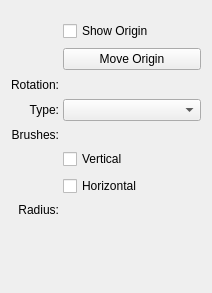
Old version of the form plugins/tools/basictools/wdgmultihandtool.ui in the repository KDE/krita.
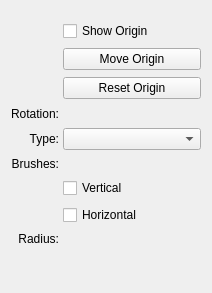
New version of the form. Custom widgets are drawn as their Qt base class.

Commit message:
Reset axes of multibrush tool
FEATURE: Adds a button to reset axes of multibrush tool to center of image

Reviewers: #krita_next_features, dkazakov
Reviewed By: #krita_next_features, dkazakov
Subscribers: dkazakov, woltherav
Tags: #krita

BUG:374532

What changed in the file:
```diff
--- a/plugins/tools/basictools/wdgmultihandtool.ui
+++ b/plugins/tools/basictools/wdgmultihandtool.ui
@@ -29,43 +29,13 @@
      <property name="verticalSpacing">
       <number>7</number>
      </property>
-     <item row="5" column="0">
-      <widget class="QLabel" name="axisTypeLabel">
-       <property name="text">
-        <string>Type:</string>
-       </property>
-       <property name="alignment">
-        <set>Qt::AlignRight|Qt::AlignTrailing|Qt::AlignVCenter</set>
-       </property>
-      </widget>
+     <item row="11" column="1">
+      <widget class="KisSliderSpinBox" name="translationRadiusSpinbox" native="true"/>
+     </item>
+     <item row="8" column="1">
+      <widget class="KisSliderSpinBox" name="brushCountSpinBox" native="true"/>
      </item>
      <item row="6" column="0">
-      <widget class="QLabel" name="brushesLabel">
-       <property name="text">
-        <string>Brushes:</string>
-       </property>
-       <property name="alignment">
-        <set>Qt::AlignRight|Qt::AlignTrailing|Qt::AlignVCenter</set>
-       </property>
-      </widget>
-     </item>
-     <item row="6" column="1">
-      <widget class="KisSliderSpinBox" name="brushCountSpinBox"/>
-     </item>
-     <item row="9" column="0">
-      <widget class="QLabel" name="radiusLabel">
-       <property name="text">
-        <string>Radius:</string>
-       </property>
-       <property name="alignment">
-        <set>Qt::AlignRight|Qt::AlignTrailing|Qt::AlignVCenter</set>
-       </property>
-      </widget>
-     </item>
-     <item row="9" column="1">
-      <widget class="KisSliderSpinBox" name="translationRadiusSpinbox"/>
-     </item>
-     <item row="4" column="0">
       <widget class="QLabel" name="axisRotationLabel">
        <property name="sizePolicy">
         <sizepolicy hsizetype="Preferred" vsizetype="Preferred">
@@ -81,21 +51,34 @@
        </property>
       </widget>
      </item>
-     <item row="7" column="1">
+     <item row="11" column="0">
+      <widget class="QLabel" name="radiusLabel">
+       <property name="text">
+        <string>Radius:</string>
+       </property>
+       <property name="alignment">
+        <set>Qt::AlignRight|Qt::AlignTrailing|Qt::AlignVCenter</set>
+       </property>
+      </widget>
+     </item>
+     <item row="8" column="0">
+      <widget class="QLabel" name="brushesLabel">
+       <property name="text">
+        <string>Brushes:</string>
+       </property>
+       <property name="alignment">
+        <set>Qt::AlignRight|Qt::AlignTrailing|Qt::AlignVCenter</set>
+       </property>
+      </widget>
+     </item>
+     <item row="9" column="1">
       <widget class="QCheckBox" name="verticalCheckbox">
        <property name="text">
         <string>Vertical</string>
        </property>
       </widget>
      </item>
-     <item row="8" column="1">
-      <widget class="QCheckBox" name="horizontalCheckbox">
-       <property name="text">
-        <string>Horizontal</string>
-       </property>
-      </widget>
-     </item>
-     <item row="3" column="1">
+     <item row="4" column="1">
       <widget class="QPushButton" name="moveOriginButton">
        <property name="enabled">
         <bool>true</bool>
@@ -114,7 +97,7 @@
        </property>
       </widget>
      </item>
-     <item row="4" column="1">
+     <item row="6" column="1">
       <widget class="KisSliderSpinBox" name="axisRotationSpinbox" native="true">
        <property name="sizePolicy">
         <sizepolicy hsizetype="Preferred" vsizetype="Fixed">
@@ -130,9 +113,16 @@
        </property>
       </widget>
      </item>
-     <item row="5" column="1">
+     <item row="7" column="1">
       <widget class="QComboBox" name="multihandTypeCombobox"/>
      </item>
+     <item row="10" column="1">
+      <widget class="QCheckBox" name="horizontalCheckbox">
+       <property name="text">
+        <string>Horizontal</string>
+       </property>
+      </widget>
+     </item>
      <item row="2" column="1">
       <widget class="QCheckBox" name="showAxesCheckbox">
        <property name="sizePolicy">
@@ -146,6 +136,35 @@
        </property>
       </widget>
      </item>
+     <item row="7" column="0">
+      <widget class="QLabel" name="axisTypeLabel">
+       <property name="text">
+        <string>Type:</string>
+       </property>
+       <property name="alignment">
+        <set>Qt::AlignRight|Qt::AlignTrailing|Qt::AlignVCenter</set>
+       </property>
+      </widget>
+     </item>
+     <item row="5" column="1">
+      <widget class="QPushButton" name="resetOriginButton">
+       <property name="enabled">
+        <bool>true</bool>
+       </property>
+       <property name="sizePolicy">
+        <sizepolicy hsizetype="MinimumExpanding" vsizetype="Fixed">
+         <horstretch>0</horstretch>
+         <verstretch>0</verstretch>
+        </sizepolicy>
+       </property>
+       <property name="text">
+        <string>Reset Origin</string>
+       </property>
+       <property name="checkable">
+        <bool>false</bool>
+       </property>
+      </widget>
+     </item>
     </layout>
    </item>
    <item>
```
The commit also changes 2 other files.
